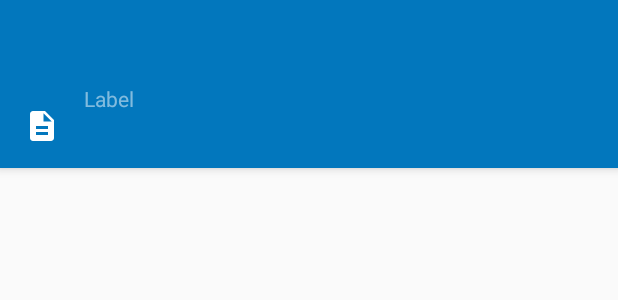
After one commit to Sheemon7/Memorice, an Android app: the layout activity_dictionary_detail.xml on its own in the app's theme, with its tools: preview values and no code run, on a phone screen of 412 x 824 dp. The commit adds this screen. Shown: the top 300 px of the screen. Run offline under Robolectric (Android 15) with nearby library versions, the phone set to English and light mode, and no system bars.

Commit message:
Added detail activities

```diff
--- a/AndroidApplication/Memorice/src/main/java/cz/cvut/fel/memorice/view/activities/SequenceInputActivity.java
+++ b/AndroidApplication/Memorice/src/main/java/cz/cvut/fel/memorice/view/activities/SequenceInputActivity.java
@@ -25,8 +25,6 @@ import cz.cvut.fel.memorice.model.util.NameAlreadyUsedException;
  */
 public class SequenceInputActivity extends InputActivity {
 
-
-
     @Override
     protected void onCreate(Bundle savedInstanceState) {
         super.onCreate(savedInstanceState);
@@ -40,7 +38,7 @@ public class SequenceInputActivity extends InputActivity {
             Window window = getWindow();
             window.addFlags(WindowManager.LayoutParams.FLAG_DRAWS_SYSTEM_BAR_BACKGROUNDS);
             window.clearFlags(WindowManager.LayoutParams.FLAG_TRANSLUCENT_STATUS);
-            ContextCompat.getColor(getApplicationContext(), R.color.colorInvertDarker);
+            window.setStatusBarColor(ContextCompat.getColor(getApplicationContext(), R.color.colorInvertDarker));
         }
 
         ActionBar ab = getSupportActionBar();
--- a/AndroidApplication/Memorice/src/main/java/cz/cvut/fel/memorice/view/activities/SetInputActivity.java
+++ b/AndroidApplication/Memorice/src/main/java/cz/cvut/fel/memorice/view/activities/SetInputActivity.java
@@ -41,7 +41,7 @@ public class SetInputActivity extends InputActivity {
             Window window = getWindow();
             window.addFlags(WindowManager.LayoutParams.FLAG_DRAWS_SYSTEM_BAR_BACKGROUNDS);
             window.clearFlags(WindowManager.LayoutParams.FLAG_TRANSLUCENT_STATUS);
-            ContextCompat.getColor(getApplicationContext(), R.color.colorInvertDarker);
+            window.setStatusBarColor(ContextCompat.getColor(getApplicationContext(), R.color.colorInvertDarker));
         }
 
         ActionBar ab = getSupportActionBar();
--- a/AndroidApplication/Memorice/src/main/java/cz/cvut/fel/memorice/view/fragments/DividerItemDecoration.java
+++ b/AndroidApplication/Memorice/src/main/java/cz/cvut/fel/memorice/view/fragments/DividerItemDecoration.java
@@ -40,7 +40,7 @@ public class DividerItemDecoration extends RecyclerView.ItemDecoration {
         int right = parent.getWidth() - parent.getPaddingRight() - OFFSET;
 
         int childCount = parent.getChildCount();
-        for (int i = 0; i < childCount; i++) {
+        for (int i = 0; i < childCount - 1; i++) {
             View child = parent.getChildAt(i);
 
             RecyclerView.LayoutParams params = (RecyclerView.LayoutParams) child.getLayoutParams();
--- /dev/null
+++ b/AndroidApplication/Memorice/src/main/res/layout/activity_dictionary_detail.xml
@@ -0,0 +1,57 @@
+<?xml version="1.0" encoding="utf-8"?>
+<android.support.design.widget.CoordinatorLayout xmlns:android="http://schemas.android.com/apk/res/android"
+    xmlns:app="http://schemas.android.com/apk/res-auto"
+    xmlns:tools="http://schemas.android.com/tools"
+    android:layout_width="match_parent"
+    android:layout_height="match_parent"
+    android:fitsSystemWindows="true"
+    tools:context=".view.activities.DictionaryInputActivity">
+
+    <LinearLayout
+        android:layout_width="match_parent"
+        android:layout_height="match_parent"
+        android:orientation="vertical">
+
+        <android.support.design.widget.AppBarLayout
+            android:layout_width="match_parent"
+            android:layout_height="wrap_content"
+            android:theme="@style/AppTheme.AppBarOverlay">
+
+            <android.support.v7.widget.Toolbar
+                android:id="@+id/input_toolbar"
+                android:layout_width="match_parent"
+                android:layout_height="?attr/actionBarSize"
+                android:background="@color/colorInvert"
+                android:paddingRight="12dp"
+                app:theme="@style/AppInvertedTheme"
+                app:popupTheme="@style/AppTheme.PopupOverlay" />
+
+            <LinearLayout android:layout_width="match_parent"
+                android:layout_height="56dp"
+                android:orientation="horizontal"
+                android:weightSum="1"
+                android:background="@color/colorInvert">
+
+                <ImageView
+                    android:layout_width="wrap_content"
+                    android:layout_height="match_parent"
+                    android:src="@drawable/ic_dictionary_white_24dp"
+                    android:paddingLeft="16dp"
+                    android:paddingRight="16dp"/>
+
+                <TextView
+                    android:id="@+id/entry_title"
+                    android:layout_width="wrap_content"
+                    android:layout_height="match_parent"
+                    android:background="@color/colorInvert"
+                    android:hint="@string/add_entity"
+                    android:layout_weight="1.02" />
+            </LinearLayout>
+
+        </android.support.design.widget.AppBarLayout>
+
+
+        <!--fragment-->
+
+    </LinearLayout>
+</android.support.design.widget.CoordinatorLayout>
--- a/AndroidApplication/Memorice/src/main/res/values/strings.xml
+++ b/AndroidApplication/Memorice/src/main/res/values/strings.xml
@@ -12,8 +12,9 @@
     <string name="dictionary">Dictionary</string>
 
     <string name="title_activity_settings">Settings</string>
-    <string name="title_activity_input"></string>
+    <string name="title_activity_input" />
     <string name="title_activity_help">Help</string>
+    <string name="title_activity_detail" />
 
     <string name="welcome_entry">WELCOME</string>
     <string name="help_text">Lorem ipsum dolor sit amet, consectetuer adipiscing elit.
```
Also changed, not shown: AndroidApplication/Memorice/src/main/AndroidManifest.xml (+18 -0 lines), AndroidApplication/Memorice/src/main/java/cz/cvut/fel/memorice/view/activities/DetailActivity.java (added, +9 -0 lines), AndroidApplication/Memorice/src/main/java/cz/cvut/fel/memorice/view/activities/DictionaryDetailActivity.java (added, +39 -0 lines), AndroidApplication/Memorice/src/main/java/cz/cvut/fel/memorice/view/activities/EntryActivity.java (+36 -4 lines), AndroidApplication/Memorice/src/main/java/cz/cvut/fel/memorice/view/activities/SequenceDetailActivity.java (added, +18 -0 lines), AndroidApplication/Memorice/src/main/java/cz/cvut/fel/memorice/view/activities/SetDetailActivity.java (added, +19 -0 lines), AndroidApplication/Memorice/src/main/java/cz/cvut/fel/memorice/view/fragments/EntityListAdapter.java (+51 -12 lines), AndroidApplication/Memorice/src/main/java/cz/cvut/fel/memorice/view/fragments/EntryPager.java (added, +83 -0 lines), AndroidApplication/Memorice/src/main/res/layout/activity_entry.xml (+8 -1 lines).
